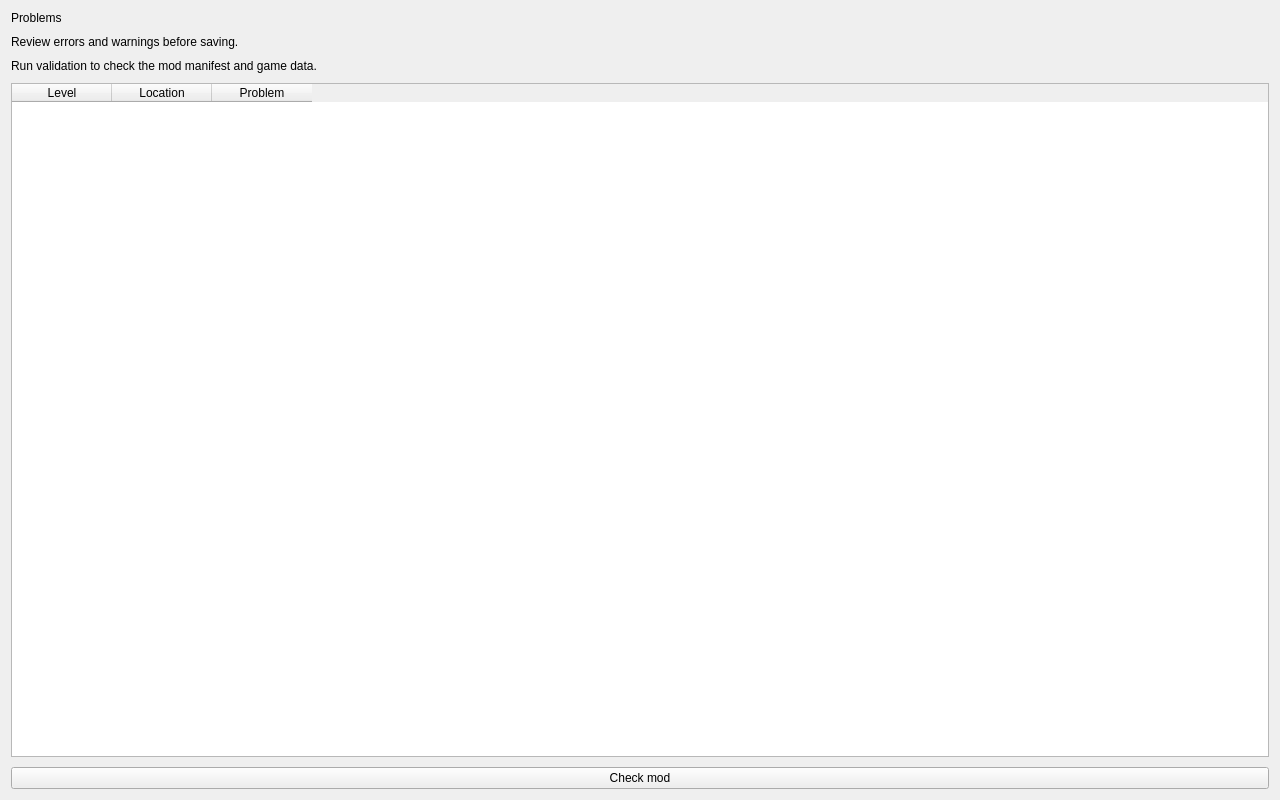
The window that tools/pc/fm_editor/ui/problems_page.ui (DaVinciLord/Yu-Gi-Oh-Forbidden-Memories-Recompiled) describes before a commit, drawn with Qt 5.
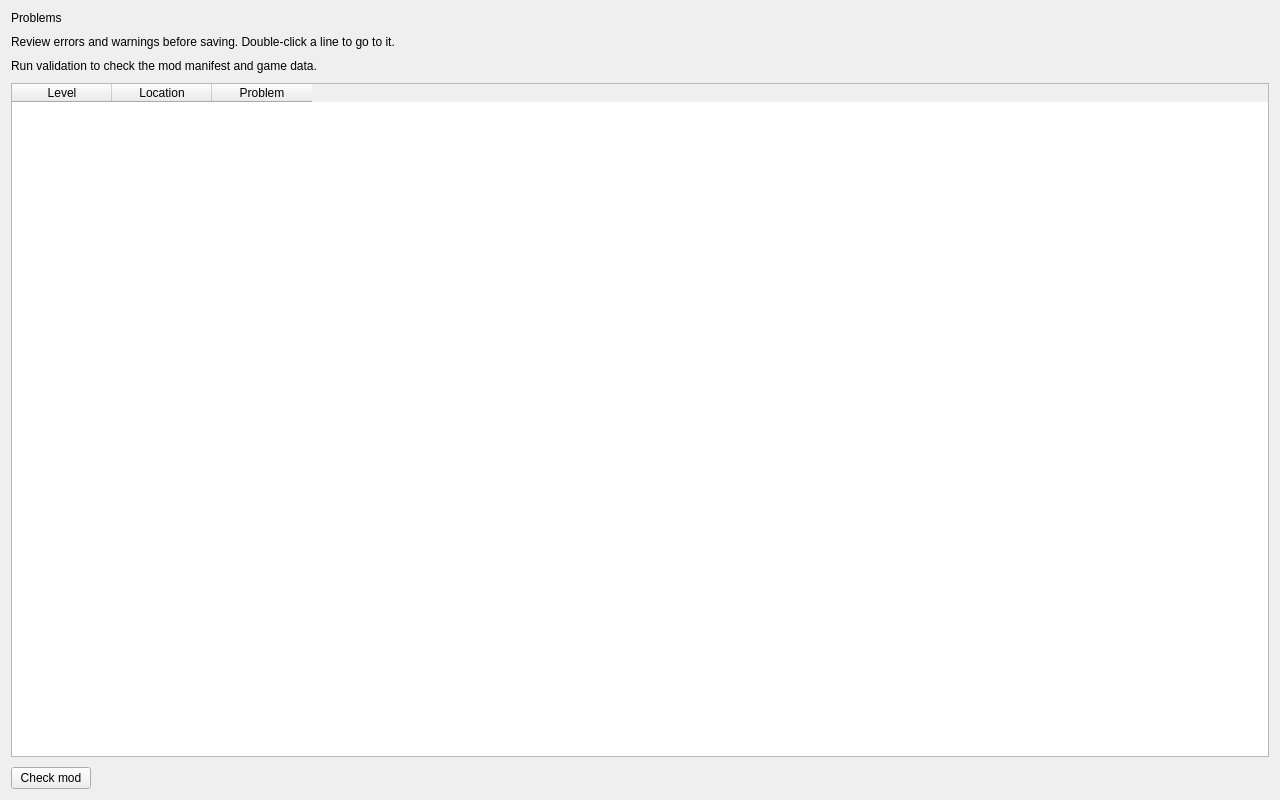
The same window after the commit.

Commit message: FM Editor: the Qt window as the editor, a module a page

```diff
--- a/tools/pc/fm_editor/ui/problems_page.ui
+++ b/tools/pc/fm_editor/ui/problems_page.ui
@@ -30,7 +30,7 @@
    <item>
     <widget class="QLabel" name="pageSummaryLabel">
      <property name="text">
-      <string>Review errors and warnings before saving.</string>
+      <string>Review errors and warnings before saving. Double-click a line to go to it.</string>
      </property>
      <property name="wordWrap">
       <bool>true</bool>
@@ -75,6 +75,19 @@
        </property>
       </widget>
      </item>
+     <item>
+      <spacer name="problemActionSpacer">
+       <property name="orientation">
+        <enum>Qt::Horizontal</enum>
+       </property>
+       <property name="sizeHint" stdset="0">
+        <size>
+         <width>40</width>
+         <height>20</height>
+        </size>
+       </property>
+      </spacer>
+     </item>
     </layout>
    </item>
   </layout>
```
The commit also changes 47 other files.
